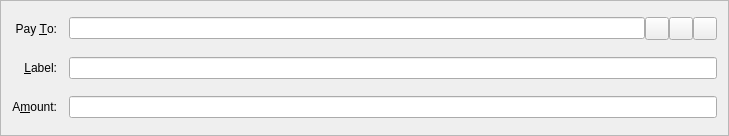
Old version of the form src/qt/forms/sendcoinsentry.ui in the repository royaltiescoin/royaltiescoin.
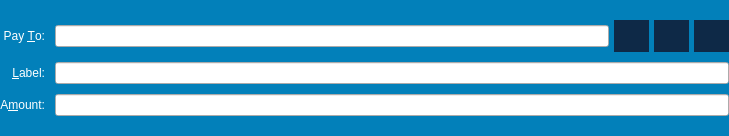
New version of the form. Icons and pictures are not drawn. Custom widgets are drawn as their Qt base class.

What changed in the file:
```diff
--- a/src/qt/forms/sendcoinsentry.ui
+++ b/src/qt/forms/sendcoinsentry.ui
@@ -13,18 +13,36 @@
   <property name="windowTitle">
    <string>Form</string>
   </property>
+  <property name="styleSheet">
+   <string notr="true">QFrame#SendCoinsEntry{background-color:#0280ba;}</string>
+  </property>
   <property name="frameShape">
-   <enum>QFrame::StyledPanel</enum>
+   <enum>QFrame::NoFrame</enum>
   </property>
   <property name="frameShadow">
-   <enum>QFrame::Sunken</enum>
+   <enum>QFrame::Plain</enum>
   </property>
   <layout class="QGridLayout" name="gridLayout">
+   <property name="leftMargin">
+    <number>0</number>
+   </property>
+   <property name="topMargin">
+    <number>20</number>
+   </property>
+   <property name="rightMargin">
+    <number>0</number>
+   </property>
+   <property name="bottomMargin">
+    <number>20</number>
+   </property>
    <property name="spacing">
-    <number>12</number>
+    <number>10</number>
    </property>
    <item row="5" column="0">
     <widget class="QLabel" name="label">
+     <property name="styleSheet">
+      <string notr="true">color:white;</string>
+     </property>
      <property name="text">
       <string>A&amp;mount:</string>
      </property>
@@ -38,6 +56,9 @@
    </item>
    <item row="3" column="0">
     <widget class="QLabel" name="label_2">
+     <property name="styleSheet">
+      <string notr="true">color:white;</string>
+     </property>
      <property name="text">
       <string>Pay &amp;To:</string>
      </property>
@@ -54,6 +75,9 @@
    </item>
    <item row="4" column="0">
     <widget class="QLabel" name="label_4">
+     <property name="styleSheet">
+      <string notr="true">color:white;</string>
+     </property>
      <property name="text">
       <string>&amp;Label:</string>
      </property>
@@ -68,7 +92,7 @@
    <item row="3" column="1">
     <layout class="QHBoxLayout" name="payToLayout">
      <property name="spacing">
-      <number>0</number>
+      <number>5</number>
      </property>
      <item>
       <widget class="QValidatedLineEdit" name="payTo">
@@ -82,9 +106,24 @@
      </item>
      <item>
       <widget class="QToolButton" name="addressBookButton">
+       <property name="minimumSize">
+        <size>
+         <width>35</width>
+         <height>0</height>
+        </size>
+       </property>
+       <property name="maximumSize">
+        <size>
+         <width>0</width>
+         <height>35</height>
+        </size>
+       </property>
        <property name="toolTip">
         <string>Choose address from address book</string>
        </property>
+       <property name="styleSheet">
+        <string notr="true">QToolButton#addressBookButton{background-color:#0e2947;border:none;}</string>
+       </property>
        <property name="text">
         <string/>
        </property>
@@ -99,9 +138,24 @@
      </item>
      <item>
       <widget class="QToolButton" name="pasteButton">
+       <property name="minimumSize">
+        <size>
+         <width>35</width>
+         <height>0</height>
+        </size>
+       </property>
+       <property name="maximumSize">
+        <size>
+         <width>0</width>
+         <height>35</height>
+        </size>
+       </property>
        <property name="toolTip">
         <string>Paste address from clipboard</string>
        </property>
+       <property name="styleSheet">
+        <string notr="true">QToolButton#pasteButton{background-color:#0e2947;border:none;}</string>
+       </property>
        <property name="text">
         <string/>
        </property>
@@ -116,9 +170,30 @@
      </item>
      <item>
       <widget class="QToolButton" name="deleteButton">
+       <property name="sizePolicy">
+        <sizepolicy hsizetype="Fixed" vsizetype="Fixed">
+         <horstretch>0</horstretch>
+         <verstretch>0</verstretch>
+        </sizepolicy>
+       </property>
+       <property name="minimumSize">
+        <size>
+         <width>35</width>
+         <height>0</height>
+        </size>
+       </property>
+       <property name="maximumSize">
+        <size>
+         <width>0</width>
+         <height>35</height>
+        </size>
+       </property>
        <property name="toolTip">
         <string>Remove this recipient</string>
        </property>
+       <property name="styleSheet">
+        <string notr="true">QToolButton#deleteButton{background-color:#0e2947;border:none;}</string>
+       </property>
        <property name="text">
         <string/>
        </property>
@@ -140,17 +215,17 @@
   </layout>
  </widget>
  <customwidgets>
+  <customwidget>
+   <class>QValidatedLineEdit</class>
+   <extends>QLineEdit</extends>
+   <header>qvalidatedlineedit.h</header>
+  </customwidget>
   <customwidget>
    <class>BitcoinAmountField</class>
    <extends>QLineEdit</extends>
    <header>bitcoinamountfield.h</header>
    <container>1</container>
   </customwidget>
-  <customwidget>
-   <class>QValidatedLineEdit</class>
-   <extends>QLineEdit</extends>
-   <header>qvalidatedlineedit.h</header>
-  </customwidget>
  </customwidgets>
  <resources>
   <include location="../bitcoin.qrc"/>
```
Left out of the diff: 8 changed lines with no effect on the pictures.
